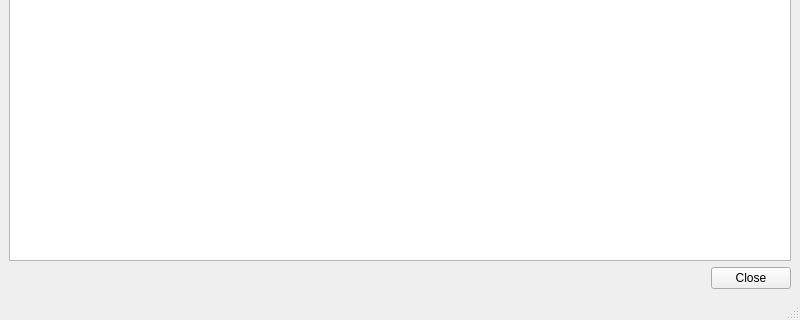
Old version of the form timemanager/view/mainWindow.ui in the repository sliv2001/timeManager; both pictures show x 0 to 800 and y 280 to 600 of the 800 by 600 pixel window.
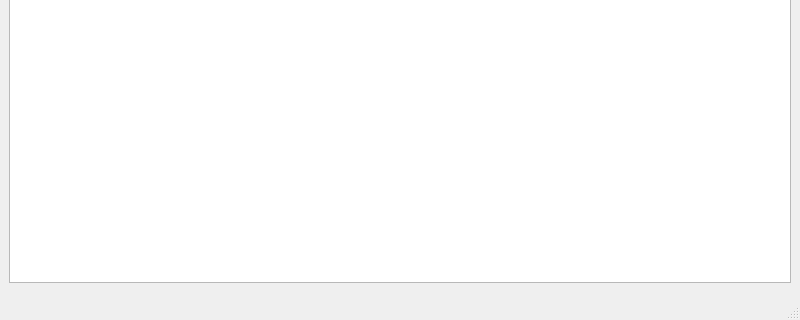
New version of the form.

Commit message: [master] Removed standard button in box

Patch:
```diff
--- a/timemanager/view/mainWindow.ui
+++ b/timemanager/view/mainWindow.ui
@@ -18,7 +18,7 @@
     <item row="2" column="0">
      <widget class="QDialogButtonBox" name="buttonBox">
       <property name="standardButtons">
-       <set>QDialogButtonBox::StandardButton::Close</set>
+       <set>QDialogButtonBox::StandardButton::NoButton</set>
       </property>
      </widget>
     </item>
```
Left out of the diff: 2 changed lines with no effect on the pictures. The commit also changes 2 other files.
